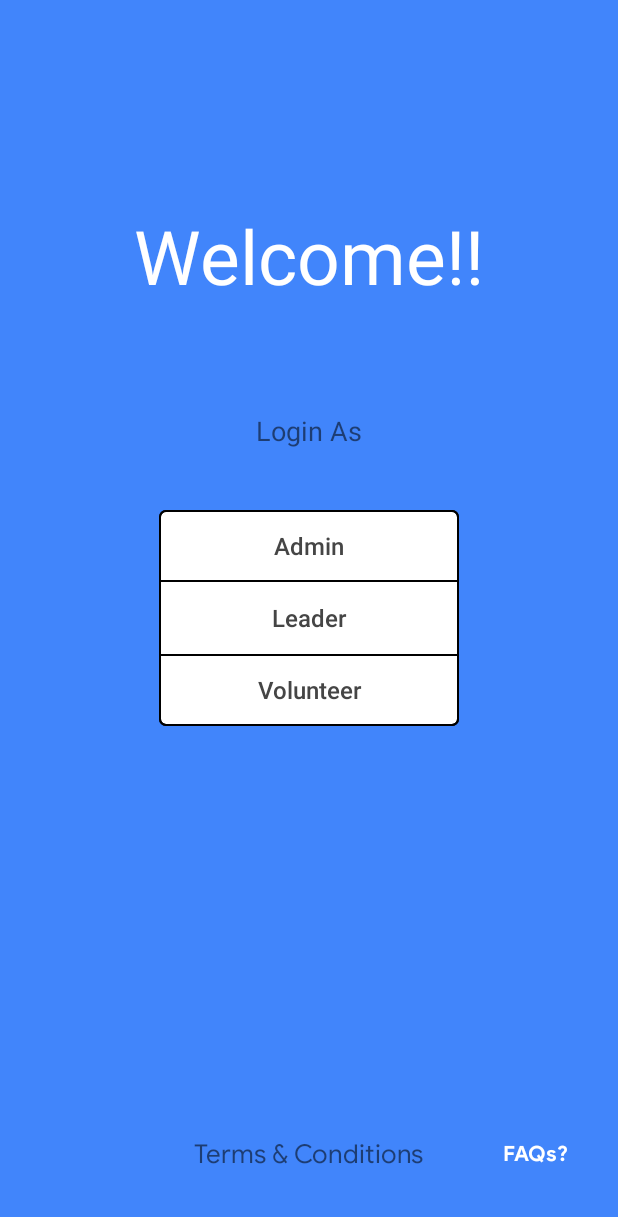
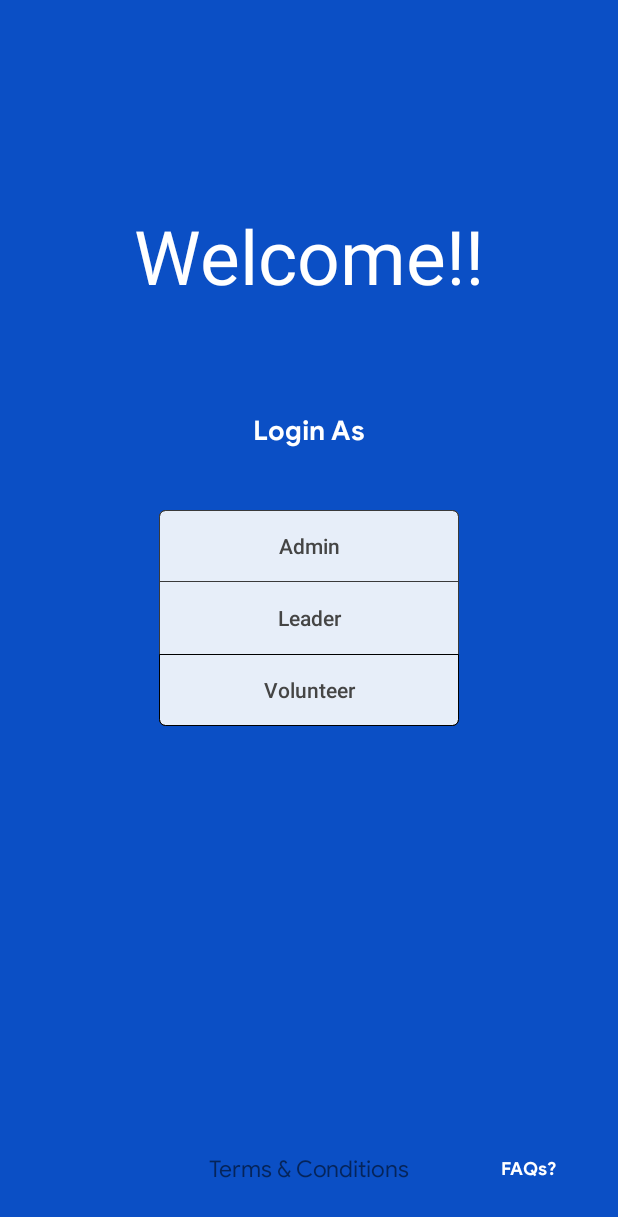
Before and after one commit to tayyabsayyad/nssapp, an Android app: the screen it shows after launch (welcome), on a phone screen of 412 x 824 dp. Shown: the top 1217 px of the screen. Run offline under Robolectric (Android 15) with nearby library versions, the phone set to English and light mode, and no system bars; Roboto replaces fonts that are not available here; 1 statement that could not run was skipped.

Commit message:
Design: Beautify a little
Signed-off-by: Dixzz <vishusatyam36@gmail.com>

```diff
--- a/app/src/main/java/com/test/nss/welcome.java
+++ b/app/src/main/java/com/test/nss/welcome.java
@@ -1,34 +1,46 @@
 package com.test.nss;
 
 import androidx.appcompat.app.AppCompatActivity;
+import androidx.core.content.ContextCompat;
 
 import android.content.Intent;
+import android.graphics.Color;
 import android.graphics.Typeface;
 import android.os.Bundle;
 import android.view.View;
 import android.widget.Button;
 import android.widget.TextView;
+import android.widget.Toast;
+
+import java.util.Arrays;
+import java.util.Collections;
+import java.util.Stack;
 
 public class welcome extends AppCompatActivity implements View.OnClickListener {
 
-    private Button admin;
-    private Button leader;
-    private Button volunteer;
-    private TextView faq;
-    private TextView terms;
-    private TextView welcome;
+    private Button admin; //First button in login screen
+    private Button leader; //Second Login
+    private Button volunteer; //Third Login
+    private TextView faq; //Bottom Faq text
+    private TextView terms; //Center t&c
+    private TextView welcome; //Main Welcome
+    private TextView login; //Login title
 
     @Override
     protected void onCreate(Bundle savedInstanceState) {
         super.onCreate(savedInstanceState);
         setContentView(R.layout.activity_welcome);
 
-        Typeface wel = Typeface.createFromAsset(getAssets(), "fonts/ma_shan_zheng.ttf");
+        Typeface shanFont = Typeface.createFromAsset(getAssets(), "fonts/ma_shan_zheng.ttf");
         Typeface google_sans_bold = Typeface.createFromAsset(getAssets(), "fonts/google_sans_bold.ttf");
         Typeface google_sans = Typeface.createFromAsset(getAssets(), "fonts/google_sans.ttf");
 
         welcome = findViewById(R.id.welcome);
-        welcome.setTypeface(wel);
+        welcome.setOnClickListener(this);
+        welcome.setTypeface(shanFont);
+
+        login = findViewById(R.id.loginTitle);
+        login.setTypeface(google_sans_bold);
 
         admin = findViewById(R.id.adminButton);
         admin.setOnClickListener(this);
@@ -45,6 +57,7 @@ public class welcome extends AppCompatActivity implements View.OnClickListener {
 
         terms = findViewById(R.id.terms);
         terms.setTypeface(google_sans);
+        terms.setOnClickListener(this);
     }
 
     @Override
@@ -56,10 +69,49 @@ public class welcome extends AppCompatActivity implements View.OnClickListener {
                 Intent i = new Intent(welcome.this, startActivity.class);
                 startActivity(i);
                 break;
+            case R.id.terms:
+                RandomColors randomColors = new RandomColors();
+                terms.setTextColor(randomColors.getColor());
+                break;
+            case R.id.welcome:
+                int color= ((int)(Math.random()*16777215)) | (0xFF << 24);
+                welcome.setTextColor(color);
+                break;
             case R.id.faq:
                 Intent m = new Intent(welcome.this, faq.class);
                 startActivity(m);
                 break;
         }
     }
+
+    class RandomColors {
+        private Stack<Integer> recycle, colors;
+
+        public RandomColors() {
+            colors = new Stack<>();
+            recycle =new Stack<>();
+            recycle.addAll(Arrays.asList(
+                    Color.rgb(91,187, 235),
+                    ContextCompat.getColor(welcome.this, R.color.one),
+                    ContextCompat.getColor(welcome.this, R.color.two),
+                    ContextCompat.getColor(welcome.this, R.color.thr),
+                    ContextCompat.getColor(welcome.this, R.color.four),
+                    ContextCompat.getColor(welcome.this, R.color.five),
+                    ContextCompat.getColor(welcome.this, R.color.six),
+                    ContextCompat.getColor(welcome.this, R.color.sev)
+                    )
+            );
+        }
+
+        public int getColor() {
+            if (colors.size()==0) {
+                while(!recycle.isEmpty())
+                    colors.push(recycle.pop());
+                Collections.shuffle(colors);
+            }
+            Integer c= colors.pop();
+            recycle.push(c);
+            return c;
+        }
+    }
 }
--- a/app/src/main/res/drawable/mainbg.xml
+++ b/app/src/main/res/drawable/mainbg.xml
@@ -6,8 +6,8 @@
     <corners
         android:radius="4dp"/>
     <stroke
-        android:color="@color/black"
-        android:width="1dp"/>
+        android:color="@color/blackGrey"
+        android:width="0.7dp"/>
     <solid
-        android:color="@color/white"/>
+        android:color="#E6FFFFFF"/>
 </shape>
--- a/app/src/main/res/drawable/mainbgdown.xml
+++ b/app/src/main/res/drawable/mainbgdown.xml
@@ -9,6 +9,6 @@
         android:bottomRightRadius="0dp"
         android:bottomLeftRadius="0dp"/>
     <stroke
-        android:color="@color/black"
-        android:width="1dp"/>
+        android:color="@color/blackGrey"
+        android:width="0.5dp"/>
 </shape>
--- a/app/src/main/res/drawable/mainbgup.xml
+++ b/app/src/main/res/drawable/mainbgup.xml
@@ -10,5 +10,5 @@
         android:bottomLeftRadius="4dp"/>
     <stroke
         android:color="@color/black"
-        android:width="1dp"/>
+        android:width="0.5dp"/>
 </shape>
--- a/app/src/main/res/layout/activity_welcome.xml
+++ b/app/src/main/res/layout/activity_welcome.xml
@@ -2,7 +2,7 @@
 <androidx.constraintlayout.widget.ConstraintLayout xmlns:android="http://schemas.android.com/apk/res/android"
     xmlns:app="http://schemas.android.com/apk/res-auto"
     xmlns:tools="http://schemas.android.com/tools"
-    android:background="@color/colorPrimary"
+    android:background="@color/colorPrimaryDark"
     android:layout_width="match_parent"
     android:layout_height="match_parent">
 
@@ -19,10 +19,12 @@
         app:layout_constraintTop_toTopOf="parent" />
 
     <TextView
+        android:id="@+id/loginTitle"
         android:layout_width="wrap_content"
         android:layout_height="wrap_content"
         android:layout_marginTop="30dp"
         android:text="Login As"
+        android:textColor="@color/white"
         android:textSize="18sp"
         app:layout_constraintBottom_toTopOf="@+id/linearLayout"
         app:layout_constraintEnd_toEndOf="parent"
@@ -35,6 +37,7 @@
         android:layout_height="wrap_content"
         android:background="@drawable/mainbg"
         android:orientation="vertical"
+        android:gravity="center"
         app:layout_constraintBottom_toBottomOf="parent"
         app:layout_constraintEnd_toEndOf="parent"
         app:layout_constraintStart_toStartOf="parent"
@@ -46,12 +49,12 @@
             android:layout_height="wrap_content"
             android:background="@android:color/transparent"
             android:foreground="@drawable/mainbgdown"
-            android:gravity="center"
             android:padding="8dp"
             android:text="Admin"
+            android:gravity="center"
             android:textAllCaps="false"
             android:textColor="@color/grey"
-            android:textSize="16sp" />
+            android:textSize="14sp" />
 
         <Button
             android:id="@+id/leaderButton"
@@ -63,7 +66,7 @@
             android:text="Leader"
             android:textAllCaps="false"
             android:textColor="@color/grey"
-            android:textSize="16sp" />
+            android:textSize="14sp" />
 
         <Button
             android:id="@+id/volButton"
@@ -76,14 +79,14 @@
             android:text="Volunteer"
             android:textAllCaps="false"
             android:textColor="@color/grey"
-            android:textSize="16sp" />
+            android:textSize="14sp" />
     </LinearLayout>
 
     <LinearLayout
         android:id="@+id/footer"
         android:layout_width="wrap_content"
         android:layout_height="wrap_content"
-        android:layout_marginTop="230dp"
+        android:layout_marginTop="250dp"
         android:gravity="center"
         android:orientation="horizontal"
         app:layout_constraintBottom_toBottomOf="parent"
@@ -96,7 +99,7 @@
             android:layout_width="wrap_content"
             android:layout_height="wrap_content"
             android:text="Terms &amp; Conditions"
-            android:textSize="17sp" />
+            android:textSize="15sp" />
     </LinearLayout>
 
     <LinearLayout
@@ -114,6 +117,7 @@
             android:textColor="@color/white"
             android:layout_width="wrap_content"
             android:layout_height="wrap_content"
+            android:textSize="12sp"
             android:text="FAQs?" />
     </LinearLayout>
 </androidx.constraintlayout.widget.ConstraintLayout>
--- a/app/src/main/res/values/colors.xml
+++ b/app/src/main/res/values/colors.xml
@@ -1,10 +1,19 @@
 <?xml version="1.0" encoding="utf-8"?>
 <resources>
-    <color name="colorPrimary">#4185fb</color>
+    <color name="colorPrimary">#5E99FF</color>
     <color name="colorPrimaryDark">#0B4FC5</color>
     <color name="colorAccent">#18FFFF</color>
     <color name="white">#ffffff</color>
-    <color name="blackGrey">#272727</color>
+    <color name="blackGrey">#3A3A3A</color>
     <color name="black">#000000</color>
     <color name="grey">#454545</color>
+    <color name="blackish">#272727</color>
+
+    <color name="one">#fe2c83</color>
+    <color name="two">#2bff89</color>
+    <color name="thr">#ffeb2b</color>
+    <color name="four">#FF8400</color>
+    <color name="five">#fa8072</color>
+    <color name="six">#0fffff</color>
+    <color name="sev">#ff69b4</color>
 </resources>
```
